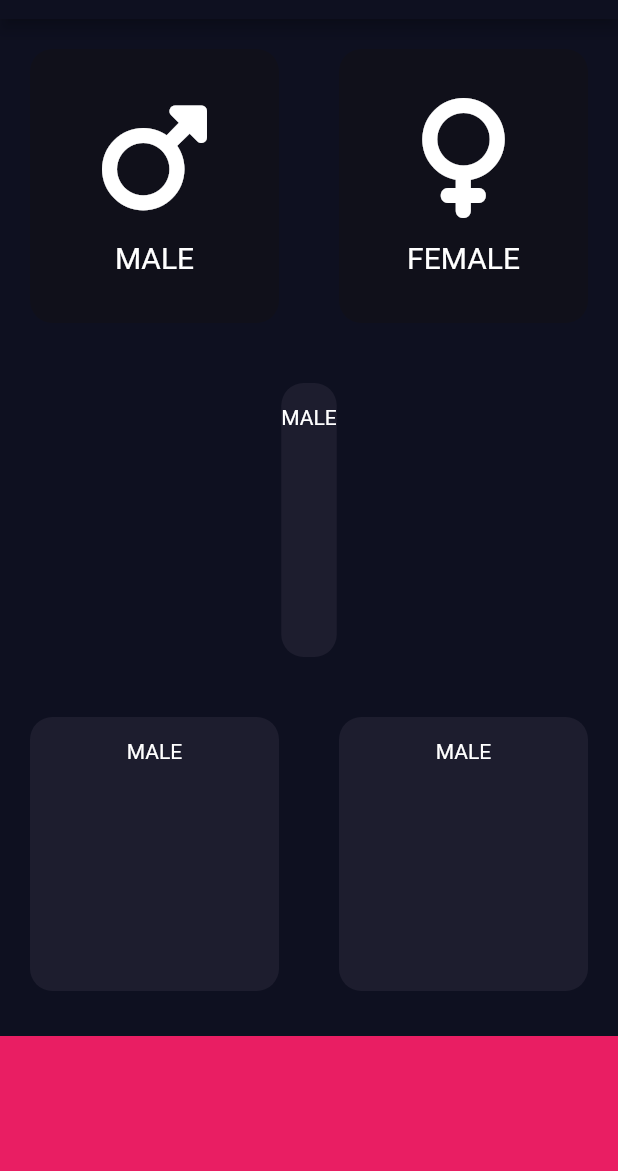
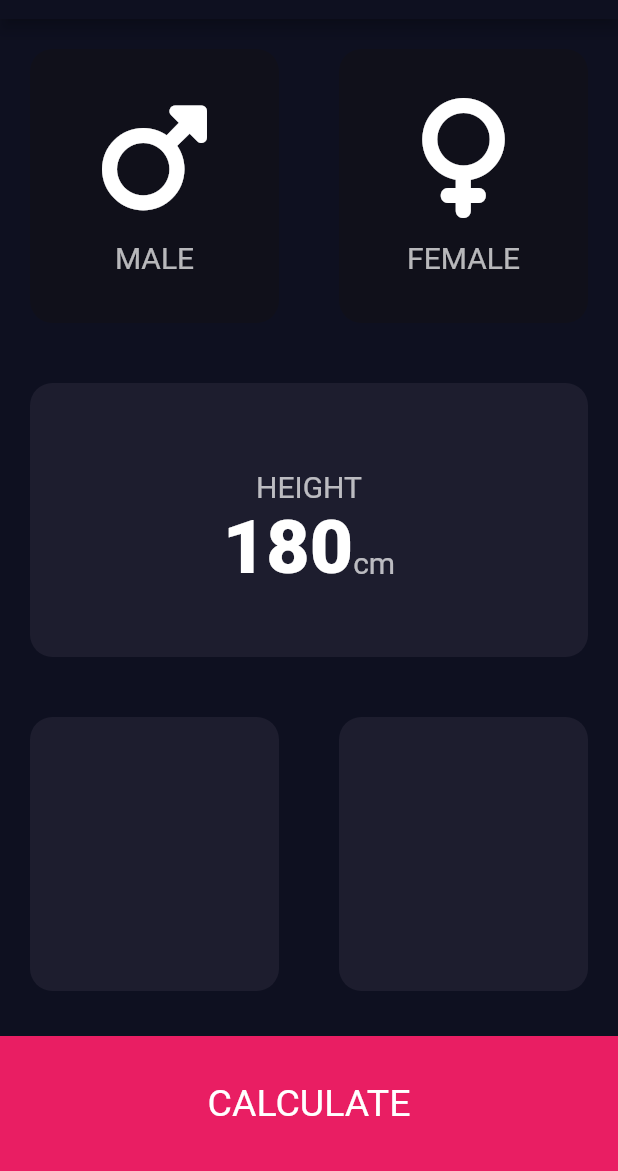
Before and after one commit to aleks007ua/bmi_calculator, a Flutter app: the screen it shows after launch, on a phone screen of 412 x 824 dp, the part 65-1236 px from its top. Run offline on Flutter 3.47's test engine with Material 2 defaults, Android fonts, the phone set to English and light mode, and no system bars; our stand-ins replace font_awesome_flutter.

Commit message:
add New file CONST, align SecondRow, center and textBaseline

```diff
--- /dev/null
+++ b/lib/constains.dart
@@ -0,0 +1,22 @@
+import 'package:flutter/material.dart';
+import 'package:font_awesome_flutter/font_awesome_flutter.dart';
+
+const iconCardMale = FontAwesomeIcons.mars;
+const iconCardFemale = FontAwesomeIcons.venus;
+const iconTextMale = 'MALE';
+const iconTextFemale = 'FEMALE';
+
+const bottomContainerHeidth = 90.0;
+const activeCardColour = Color.fromARGB(255, 29, 29, 46);
+const inActiveCardColour = Color.fromARGB(255, 16, 16, 26);
+const bottomContainerColour = Colors.pink;
+
+const numberTextStyle = TextStyle(
+  fontSize: 50,
+  fontWeight: FontWeight.w900,
+);
+
+const iconTextStyle = TextStyle(
+  fontSize: 20,
+  color: Color.fromARGB(179, 255, 255, 255),
+);
--- a/lib/icon_content.dart
+++ b/lib/icon_content.dart
@@ -1,10 +1,5 @@
 import 'package:flutter/material.dart';
-import 'package:font_awesome_flutter/font_awesome_flutter.dart';
-
-const iconCardMale = FontAwesomeIcons.mars;
-const iconCardFemale = FontAwesomeIcons.venus;
-const iconTextMale = 'MALE';
-const iconTextFemale = 'FEMALE';
+import 'constains.dart';
 
 class IconContent extends StatelessWidget {
   IconContent({required this.iconCardForButtom, required this.textIcon});
@@ -21,15 +16,12 @@ class IconContent extends StatelessWidget {
           iconCardForButtom,
           size: 80,
         ),
-        const SizedBox(
+        SizedBox(
           height: 15,
         ),
         Text(
          textIcon,
-         style: const TextStyle(
-           fontSize: 20,
-           color: Colors.white,
-         ),
+         style: iconTextStyle
         ),
       ],
     );
--- a/lib/input_page.dart
+++ b/lib/input_page.dart
@@ -2,11 +2,7 @@ import 'package:flutter/material.dart';
 import 'package:font_awesome_flutter/font_awesome_flutter.dart';
 import 'icon_content.dart';
 import 'reusable_card.dart';
-
-const bottomContainerHeidth = 90.0;
-const activeCardColour = Color.fromARGB(255, 29, 29, 46);
-const inActiveCardColour = Color.fromARGB(255, 16, 16, 26);
-const bottomContainerColour = Colors.pink;
+import 'constains.dart';
 
 enum Gender {
   male,
@@ -33,6 +29,7 @@ class _InputPageState extends State<InputPage> {
         title: Text('BMI Calculator'),
       ),
       body: Column(
+        crossAxisAlignment: CrossAxisAlignment.stretch,
         children: [
           Expanded(
             child: Row(
@@ -86,15 +83,31 @@ class _InputPageState extends State<InputPage> {
             child: ReusableCard(
               colorChange: activeCardColour,
               cardChild: Column(
-                children: const [
+                mainAxisAlignment: MainAxisAlignment.center,
+                children: [
                   SizedBox(
                     height: 15,
                   ),
                   Text(
-                    'MALE',
+                    'HEIGHT',
+                    style: iconTextStyle,
                   ),
-                ],
-              ),
+                  Row(
+                    mainAxisAlignment: MainAxisAlignment.center,
+                    crossAxisAlignment: CrossAxisAlignment.baseline,
+                    textBaseline: TextBaseline.alphabetic,
+                    children: [
+                      Text(
+                        '180',
+                        style: numberTextStyle,
+                      ),
+                      Text(
+                        'cm',
+                        style: iconTextStyle,
+                        ),
+                    ],
+                  ),
+                ],),
             ),
           ),
           Expanded(
@@ -109,7 +122,7 @@ class _InputPageState extends State<InputPage> {
                           height: 15,
                         ),
                         Text(
-                          'MALE',
+                          '',
                         ),
                       ],
                     ),
@@ -124,7 +137,7 @@ class _InputPageState extends State<InputPage> {
                           height: 15,
                         ),
                         Text(
-                          'MALE',
+                          '',
                         ),
                       ],
                     ),
@@ -138,6 +151,15 @@ class _InputPageState extends State<InputPage> {
             margin: EdgeInsets.only(top: 10.0),
             width: double.infinity,
             height: bottomContainerHeidth,
+            child: Center(
+              child: Text(
+                'CALCULATE',
+                style: TextStyle(
+                  fontSize: 25,
+                ),
+
+              ),
+            ),
           ),
         ],
       ),
```
